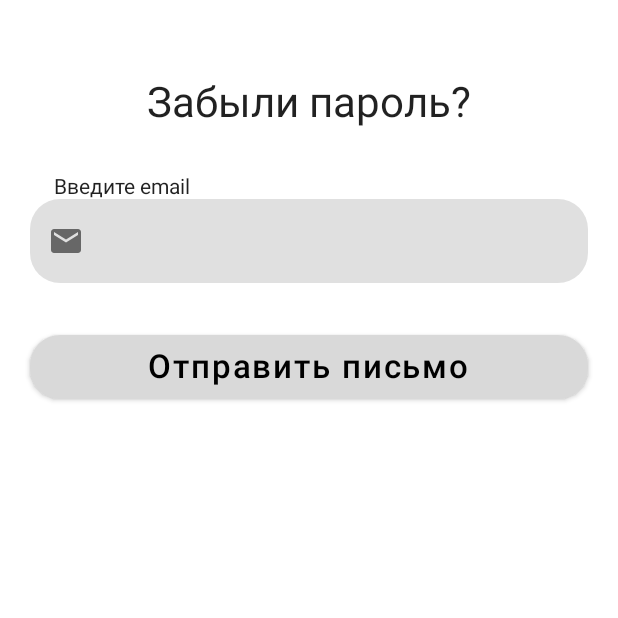
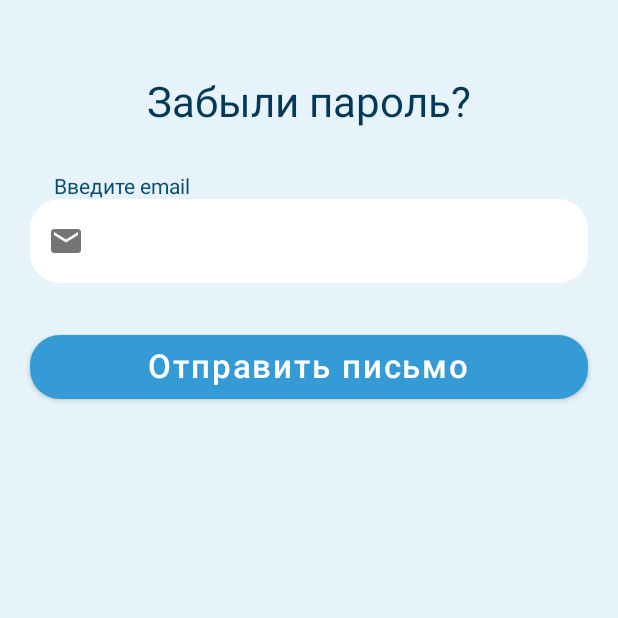
Before and after one commit to justKotCoder/Pets_1, an Android app built with Jetpack Compose: the screen it shows after launch (MainActivity), after a tap on "Забыли пароль?", on a phone screen of 412 x 824 dp, the top half of it. Run offline under Robolectric (Android 15) with nearby library versions, the phone set to English and light mode, and no system bars.

Commit message:
Interface changes

```diff
--- a/app/src/main/java/com/example/pets/windows/Authorization.kt
+++ b/app/src/main/java/com/example/pets/windows/Authorization.kt
@@ -1,5 +1,6 @@
 package com.example.pets.windows
 
+import androidx.compose.foundation.background
 import androidx.compose.foundation.clickable
 import androidx.compose.foundation.layout.*
 import androidx.compose.foundation.shape.RoundedCornerShape
@@ -30,17 +31,22 @@ fun Window_Autorization(){
     var password by remember {
         mutableStateOf("")
     }
-    Box(Modifier.fillMaxSize()) {
+    Box(
+        Modifier
+            .fillMaxSize()
+            .background(color = colorResource(id = R.color.Font_Main))) {
         Column(
             Modifier
                 .padding(start = 20.dp, end = 20.dp, top = 52.dp)
                 .fillMaxWidth(), horizontalAlignment = Alignment.CenterHorizontally) {
-            Text(text ="Добро Пожаловать", fontSize = 28.sp)
+            Text(text ="Добро Пожаловать", fontSize = 28.sp, color = colorResource(id = R.color.color_tema))
             Box(
                 Modifier
                     .fillMaxWidth()
                     .padding(top = 32.dp, start = 16.dp)) {
-                Text("Введите email", fontSize = 14.sp, modifier =Modifier.align(Alignment.BottomStart))
+                Text("Введите email", fontSize = 14.sp, modifier =Modifier.align(Alignment.BottomStart),color= colorResource(
+                    id = R.color.color_text
+                ))
             }
             TextField(
                     value = email,
@@ -49,11 +55,11 @@ fun Window_Autorization(){
             shape = RoundedCornerShape(20.dp),
             maxLines = 1,
             colors = TextFieldDefaults.textFieldColors(
-                textColor = Color.Gray,
-
+                textColor = colorResource(id = R.color.color_text),
                 focusedIndicatorColor = Color.Transparent,
                 unfocusedIndicatorColor = Color.Transparent,
-                disabledIndicatorColor = Color.Transparent
+                disabledIndicatorColor = Color.Transparent,
+                backgroundColor = Color.White
             ),
             modifier = Modifier.fillMaxWidth()
             )
@@ -61,7 +67,9 @@ fun Window_Autorization(){
                 Modifier
                     .fillMaxWidth()
                     .padding(top = 16.dp, start = 16.dp)) {
-                Text("Введите пароль", fontSize = 14.sp, modifier =Modifier.align(Alignment.BottomStart))
+                Text("Введите пароль", fontSize = 14.sp, modifier =Modifier.align(Alignment.BottomStart), color = colorResource(
+                    id = R.color.color_text
+                ))
             }
             TextField(
                 value = password,
@@ -70,11 +78,11 @@ fun Window_Autorization(){
                 shape = RoundedCornerShape(20.dp),
                 maxLines = 1,
                 colors = TextFieldDefaults.textFieldColors(
-                    textColor = Color.Gray,
-
+                    textColor = colorResource(id = R.color.color_text),
                     focusedIndicatorColor = Color.Transparent,
                     unfocusedIndicatorColor = Color.Transparent,
-                    disabledIndicatorColor = Color.Transparent
+                    disabledIndicatorColor = Color.Transparent,
+                    backgroundColor = Color.White
                 ),
                 modifier = Modifier.fillMaxWidth(),
                 visualTransformation = PasswordVisualTransformation()
@@ -86,23 +94,26 @@ fun Window_Autorization(){
                 Text("Забыли пароль?", fontSize = 14.sp,
                     modifier = Modifier
                         .align(Alignment.BottomEnd)
-                        .clickable { navigator?.navigate("Password_Recovery_1") }
+                        .clickable { navigator?.navigate("Password_Recovery_1") },
+                    color = colorResource(id = R.color.color_text)
                 )
             }
             Button(onClick = { navigator?.navigate("Main") },
                 shape = RoundedCornerShape(20.dp),
-                colors = ButtonDefaults.buttonColors(backgroundColor = colorResource(id = R.color.gray), contentColor = Color.Black),
+                colors = ButtonDefaults.buttonColors(backgroundColor = colorResource(id = R.color.icon), contentColor = Color.Black),
                 modifier = Modifier
                     .fillMaxWidth()
                     .padding(top = 54.dp)) {
-                Text(text = "Войти", fontSize = 22.sp)
+                Text(text = "Войти", fontSize = 22.sp,color=Color.White)
             }
             Text(
                 text = "Регистрация",
                 fontSize = 14.sp,
                 modifier = Modifier
                     .padding(top = 8.dp)
-                    .clickable {navigator?.navigate("Registration_1") })
+                    .clickable { navigator?.navigate("Registration_1") },
+                color= colorResource(id = R.color.color_1)
+            )
 
         }
 
--- a/app/src/main/java/com/example/pets/windows/Glavnoe_Windows.kt
+++ b/app/src/main/java/com/example/pets/windows/Glavnoe_Windows.kt
@@ -10,6 +10,7 @@ import androidx.compose.runtime.Composable
 import androidx.compose.ui.Alignment
 import androidx.compose.ui.Modifier
 import androidx.compose.ui.draw.clip
+import androidx.compose.ui.graphics.Color
 import androidx.compose.ui.graphics.Shape
 import androidx.compose.ui.res.colorResource
 import androidx.compose.ui.res.painterResource
@@ -21,17 +22,28 @@ import com.example.pets.R
 @Composable
 @Preview(showBackground = true, showSystemUi = true)
 fun Glavnoe_Windows (){
-    Box(Modifier.fillMaxSize()) {
+    Box(Modifier
+        .fillMaxSize()
+        .background(color = colorResource(id = R.color.Font_Main))) {
         Box(
             Modifier
                 .width(260.dp)
                 .height(260.dp)
                 .align(Alignment.Center)
                 .clip(CircleShape)
-                .background(color = colorResource(id = R.color.gray))){
-            Icon(painter = painterResource(id = R.drawable.research_microscope_science_laboratory_lab_icon_233167), contentDescription =null,Modifier.width(125.dp).height(125.dp).align(
-                Alignment.Center))
+                .background(color = colorResource(id = R.color.icon))){
+            Icon(painter = painterResource(id = R.drawable.research_microscope_science_laboratory_lab_icon_233167), contentDescription =null,
+                Modifier
+                    .width(125.dp)
+                    .height(125.dp)
+                    .align(
+                        Alignment.Center
+                    ), tint = Color.White)
         }
-        Text(text = "Coder Kot", fontSize = 28.sp, modifier = Modifier.align(Alignment.BottomCenter).padding(bottom = 195.dp))
+        Text(text = "Coder Kot", fontSize = 28.sp, modifier = Modifier
+            .align(Alignment.BottomCenter)
+            .padding(bottom = 195.dp), color = colorResource(
+            id = R.color.icon
+        ))
     }
 }
--- a/app/src/main/java/com/example/pets/windows/password_recovery/Password_Recovery_1.kt
+++ b/app/src/main/java/com/example/pets/windows/password_recovery/Password_Recovery_1.kt
@@ -2,6 +2,7 @@ package com.example.pets.windows.password_recovery
 
 
 
+import androidx.compose.foundation.background
 import androidx.compose.foundation.clickable
 import androidx.compose.foundation.layout.*
 import androidx.compose.foundation.shape.RoundedCornerShape
@@ -32,17 +33,22 @@ fun Window_Password_Recovery_1(){
     }
 
 
-    Box(Modifier.fillMaxSize()) {
+    Box(
+        Modifier
+            .fillMaxSize()
+            .background(colorResource(id = R.color.Font_Main))) {
         Column(
             Modifier
                 .padding(start = 20.dp, end = 20.dp, top = 52.dp)
                 .fillMaxWidth(), horizontalAlignment = Alignment.CenterHorizontally) {
-            Text(text ="Забыли пароль?", fontSize = 28.sp)
+            Text(text ="Забыли пароль?", fontSize = 28.sp,color= colorResource(id = R.color.color_tema))
             Box(
                 Modifier
                     .fillMaxWidth()
                     .padding(top = 32.dp, start = 16.dp)) {
-                Text("Введите email", fontSize = 14.sp, modifier =Modifier.align(Alignment.BottomStart))
+                Text("Введите email", fontSize = 14.sp, modifier =Modifier.align(Alignment.BottomStart), color = colorResource(
+                    id = R.color.color_text
+                ))
             }
             TextField(
                 value = email,
@@ -51,11 +57,12 @@ fun Window_Password_Recovery_1(){
                 shape = RoundedCornerShape(20.dp),
                 maxLines = 1,
                 colors = TextFieldDefaults.textFieldColors(
-                    textColor = Color.Gray,
+                    textColor = colorResource(id = R.color.color_text),
 
                     focusedIndicatorColor = Color.Transparent,
                     unfocusedIndicatorColor = Color.Transparent,
-                    disabledIndicatorColor = Color.Transparent
+                    disabledIndicatorColor = Color.Transparent,
+                    backgroundColor = Color.White
                 ),
                 modifier = Modifier.fillMaxWidth()
             )
@@ -66,11 +73,11 @@ fun Window_Password_Recovery_1(){
 
             },
                 shape = RoundedCornerShape(20.dp),
-                colors = ButtonDefaults.buttonColors(backgroundColor = colorResource(id = R.color.gray), contentColor = Color.Black),
+                colors = ButtonDefaults.buttonColors(backgroundColor = colorResource(id = R.color.icon), contentColor = Color.Black),
                 modifier = Modifier
                     .fillMaxWidth()
                     .padding(top = 32.dp)) {
-                Text(text = "Отправить письмо", fontSize = 22.sp)
+                Text(text = "Отправить письмо", fontSize = 22.sp, color = Color.White)
             }
 
 
--- a/app/src/main/res/values/colors.xml
+++ b/app/src/main/res/values/colors.xml
@@ -10,4 +10,9 @@
     <color name="Font">#FF9E67</color>
     <color name="teni">#80F5925B</color>
     <color name="gray">#D9D9D9</color>
+    <color name="icon">#349BD6</color>
+    <color name="Font_Main">#1F349BD6</color>
+    <color name="color_1">#0A4C71</color>
+    <color name="color_text">#0A4C71</color>
+    <color name="color_tema">#033957</color>
 </resources>
--- a/build.gradle
+++ b/build.gradle
@@ -4,7 +4,7 @@ buildscript {
     }
 }// Top-level build file where you can add configuration options common to all sub-projects/modules.
 plugins {
-    id 'com.android.application' version '7.4.0' apply false
-    id 'com.android.library' version '7.4.0' apply false
+    id 'com.android.application' version '7.4.1' apply false
+    id 'com.android.library' version '7.4.1' apply false
     id 'org.jetbrains.kotlin.android' version '1.7.0' apply false
 }
```
Also changed, not shown: app/src/main/java/com/example/pets/windows/Registration.kt (+7 -2 lines), app/src/main/java/com/example/pets/windows/password_recovery/Password_Recovery_2.kt (+20 -9 lines), app/src/main/java/com/example/pets/windows/password_recovery/Password_Recovery_3.kt (+24 -23 lines), app/src/main/java/com/example/pets/windows/registration/Registration_1.kt (+12 -8 lines), app/src/main/java/com/example/pets/windows/registration/Registration_2.kt (+22 -9 lines), app/src/main/java/com/example/pets/windows/registration/Registration_3.kt (+14 -7 lines), app/src/main/java/com/example/pets/windows/registration/Registration_4.kt (+22 -21 lines).
